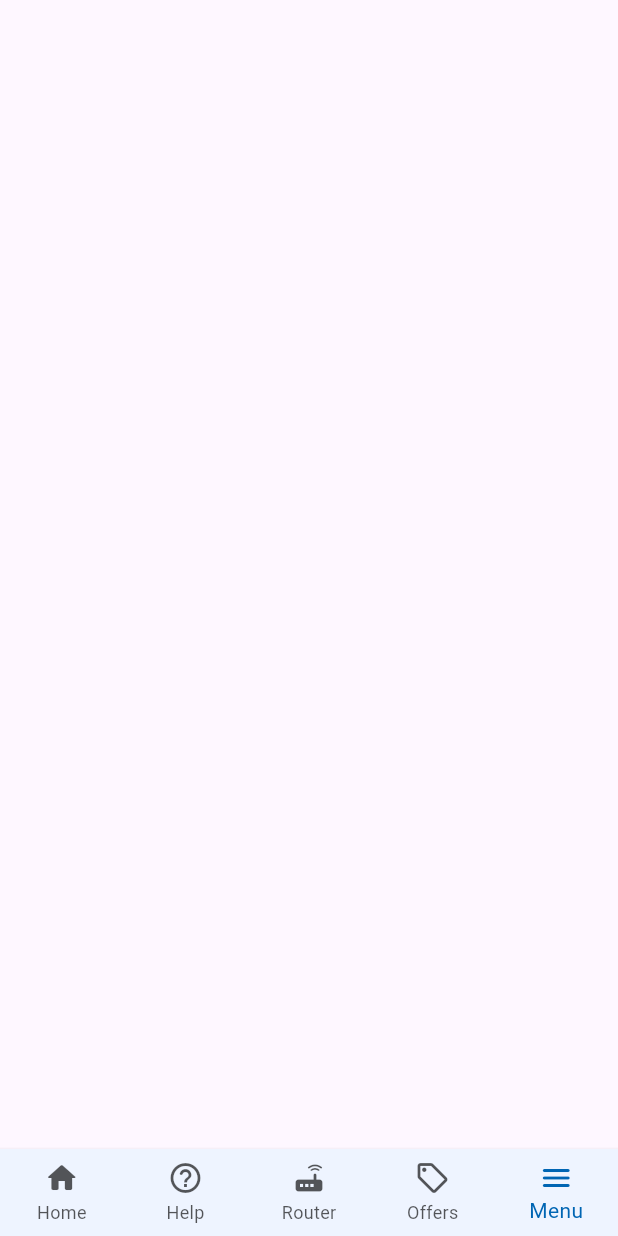
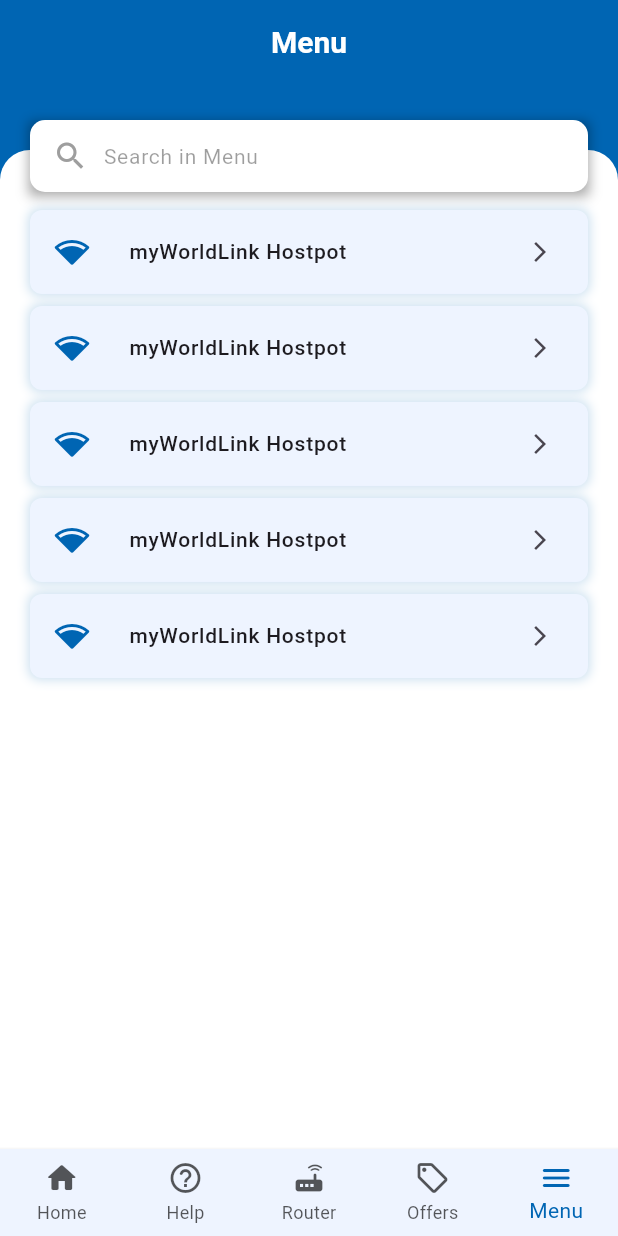
Before and after one commit to Nishan-Pradhan06/worldLink_app_ui_clone, a Flutter app: the screen it shows after launch, item 5 of the bottom bar chosen, on a phone screen of 412 x 824 dp. Run offline on Flutter 3.47's test engine with Material 3 defaults, Android fonts, the phone set to English and light mode, and no system bars.

Commit message:
create-component,searchbox,appbar, menu-screen

```diff
--- /dev/null
+++ b/lib/view/components/appbar.dart
@@ -0,0 +1,30 @@
+import 'package:flutter/material.dart';
+import '../../constants/theme.dart';
+
+class MyAppBar extends StatelessWidget implements PreferredSizeWidget {
+  final String title;
+  const MyAppBar({
+    super.key,
+    required this.title,
+  });
+
+  @override
+  Widget build(BuildContext context) {
+    return AppBar(
+      backgroundColor: AppColor.primary,
+      title: Center(
+        child: Text(
+          title,
+          style: const TextStyle(
+            fontSize: 20,
+            fontWeight: FontWeight.bold,
+            color: Colors.white,
+          ),
+        ),
+      ),
+    );
+  }
+
+  @override
+  Size get preferredSize => const Size.fromHeight(150);
+}
--- /dev/null
+++ b/lib/view/components/search_box.dart
@@ -0,0 +1,38 @@
+import 'package:flutter/material.dart';
+
+class SearchBox extends StatelessWidget {
+  final String title;
+  const SearchBox({
+    super.key,
+    required this.title,
+  });
+
+  @override
+  Widget build(BuildContext context) {
+    return Container(
+      padding: const EdgeInsets.symmetric(horizontal: 15.0),
+      decoration: BoxDecoration(
+        color: Colors.white,
+        borderRadius: BorderRadius.circular(10.0),
+      ),
+      child: Row(
+        children: [
+          const Icon(Icons.search, color: Colors.grey),
+          const SizedBox(width: 10),
+          Expanded(
+            child: TextField(
+              decoration: InputDecoration(
+                hintText: title,
+                border: InputBorder.none,
+                hintStyle: const TextStyle(
+                  color: Colors.black38,
+                  fontSize: 14,
+                ),
+              ),
+            ),
+          ),
+        ],
+      ),
+    );
+  }
+}
--- a/lib/view/screens/menu_screen.dart
+++ b/lib/view/screens/menu_screen.dart
@@ -1,10 +1,92 @@
 import 'package:flutter/material.dart';
+import 'package:worldlink/view/components/appbar.dart';
+import 'package:worldlink/view/components/router_menu.dart';
+import 'package:worldlink/view/components/search_box.dart';
 
 class MenuScreen extends StatelessWidget {
   const MenuScreen({super.key});
 
   @override
   Widget build(BuildContext context) {
-    return const Scaffold();
+    return Scaffold(
+      body: Stack(
+        children: [
+          // AppBar
+          const MyAppBar(
+            title: 'Menu',
+          ),
+          // Positioned container that overlaps the AppBar
+          Positioned(
+            top: 100,
+            left: 0,
+            right: 0,
+            child: Container(
+              height: MediaQuery.of(context).size.height - 100, // Adjust height
+              decoration: const BoxDecoration(
+                color: Colors.white, // Container color
+                borderRadius: BorderRadius.only(
+                  topLeft: Radius.circular(20),
+                  topRight: Radius.circular(20),
+                ),
+              ),
+              child: ListView(
+                // physics: const ScrollPhysics(parent: BouncingScrollPhysics()),
+                children: const [
+                  SizedBox(
+                    height: 40,
+                  ),
+                  RouterMenu(
+                    title: 'myWorldLink Hostpot',
+                    icon: Icons.network_wifi_rounded,
+                  ),
+                  RouterMenu(
+                    title: 'myWorldLink Hostpot',
+                    icon: Icons.network_wifi_rounded,
+                  ),
+                  RouterMenu(
+                    title: 'myWorldLink Hostpot',
+                    icon: Icons.network_wifi_rounded,
+                  ),
+                  RouterMenu(
+                    title: 'myWorldLink Hostpot',
+                    icon: Icons.network_wifi_rounded,
+                  ),
+                  RouterMenu(
+                    title: 'myWorldLink Hostpot',
+                    icon: Icons.network_wifi_rounded,
+                  ),
+                  // Add more RouterMenu items here if needed
+                ],
+              ),
+            ),
+          ),
+
+          // SearchBox positioned on top of everything
+          const Positioned(
+            top: 80,
+            left: 0,
+            right: 0,
+            child: Padding(
+              padding: EdgeInsets.symmetric(horizontal: 20.0),
+              child: DecoratedBox(
+                decoration: BoxDecoration(
+                  boxShadow: [
+                    BoxShadow(
+                      color: Color.fromARGB(89, 0, 0, 0),
+                      offset: Offset(0, 2),
+                      blurRadius: 6,
+                      spreadRadius: 0.5,
+                    ),
+                  ],
+                ),
+                child: SearchBox(
+                  title: 'Search in Menu',
+                ),
+              ),
+            ),
+          ),
+        ],
+      ),
+    );
   }
 }
```
